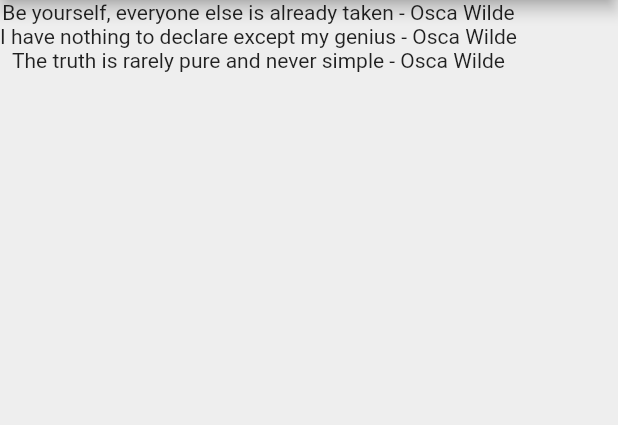
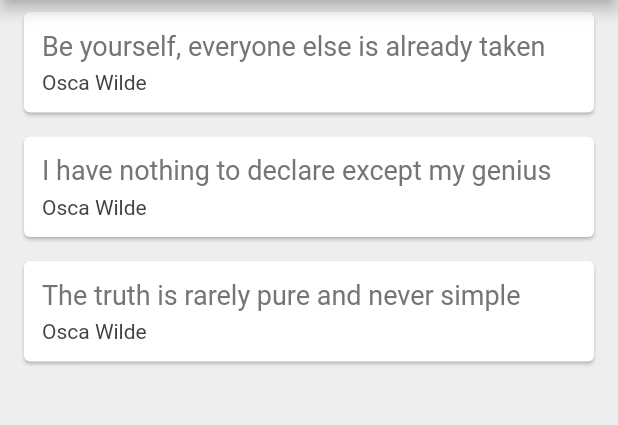
Before and after one commit to arifikhsan/flutter_awesome_quotes, a Flutter app: the screen it shows after launch, on a phone screen of 412 x 824 dp, the part 84-509 px from its top. Run offline on Flutter 3.47's test engine with Material 2 defaults, Android fonts, the phone set to English and light mode, and no system bars.

Commit message:
quote card

```diff
--- a/lib/main.dart
+++ b/lib/main.dart
@@ -1,5 +1,6 @@
 import 'package:flutter/material.dart';
 import 'package:flutter_awesome_quotes/quote.dart';
+import 'package:flutter_awesome_quotes/quote_card.dart';
 
 void main() => runApp(
       MaterialApp(
@@ -24,17 +25,6 @@ class _QuoteListState extends State<QuoteList> {
         author: 'Osca Wilde', text: 'The truth is rarely pure and never simple')
   ];
 
-  Widget quoteTemplate(Quote quote) {
-    return Card(
-      margin: EdgeInsets.fromLTRB(16, 16, 16, 0),
-      child: Column(
-        children: <Widget>[
-          Text(quote.text),
-        ],
-      ),
-    );
-  }
-
   @override
   Widget build(BuildContext context) {
     return Scaffold(
@@ -47,7 +37,9 @@ class _QuoteListState extends State<QuoteList> {
       body: Column(
         children: quotes
             .map(
-              (quote) => Text('${quote.text} - ${quote.author}'),
+              (quote) => QuoteCard(
+                quote: quote,
+              ),
             )
             .toList(),
       ),
--- /dev/null
+++ b/lib/quote_card.dart
@@ -0,0 +1,44 @@
+import 'package:flutter/material.dart';
+import 'package:flutter_awesome_quotes/quote.dart';
+
+class QuoteCard extends StatelessWidget {
+//  const QuoteCard({
+//    Key key,
+//  }) : super(key: key);
+
+  final Quote quote;
+
+  QuoteCard({this.quote});
+
+  @override
+  Widget build(BuildContext context) {
+    return Card(
+      margin: EdgeInsets.fromLTRB(16, 8, 16, 8),
+      child: Padding(
+        padding: const EdgeInsets.all(12.0),
+        child: Column(
+          crossAxisAlignment: CrossAxisAlignment.stretch,
+          children: <Widget>[
+            Text(
+              quote.text,
+              style: TextStyle(
+                fontSize: 18,
+                color: Colors.grey[600],
+              ),
+            ),
+            SizedBox(
+              height: 6,
+            ),
+            Text(
+              quote.author,
+              style: TextStyle(
+                fontSize: 14,
+                color: Colors.grey[800],
+              ),
+            )
+          ],
+        ),
+      ),
+    );
+  }
+}
```
